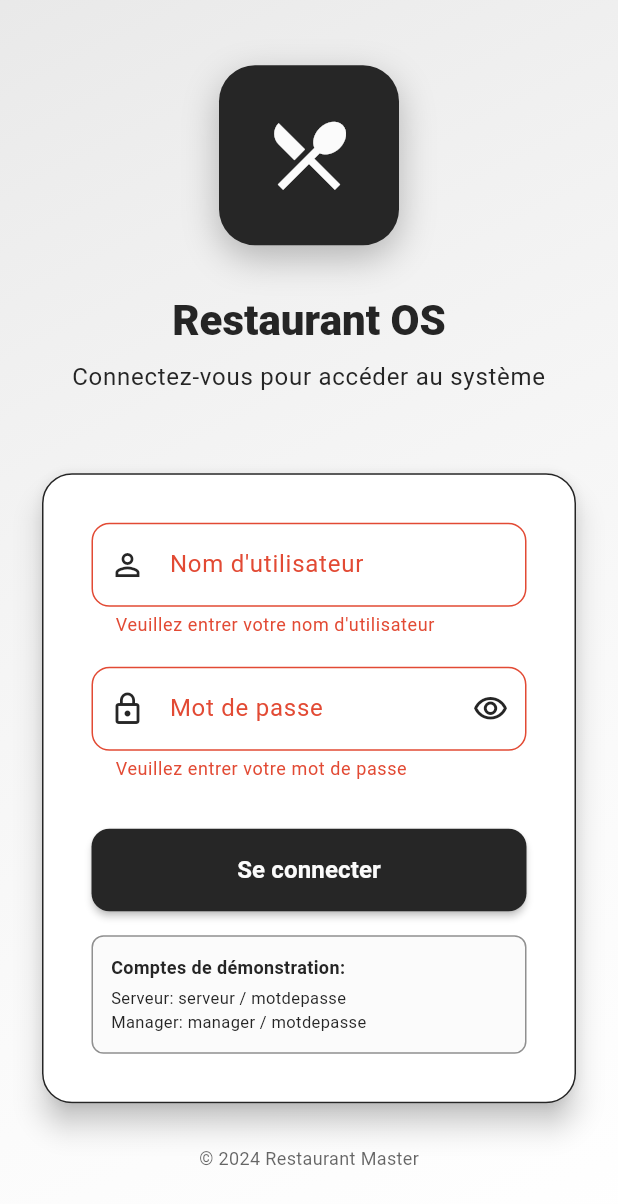
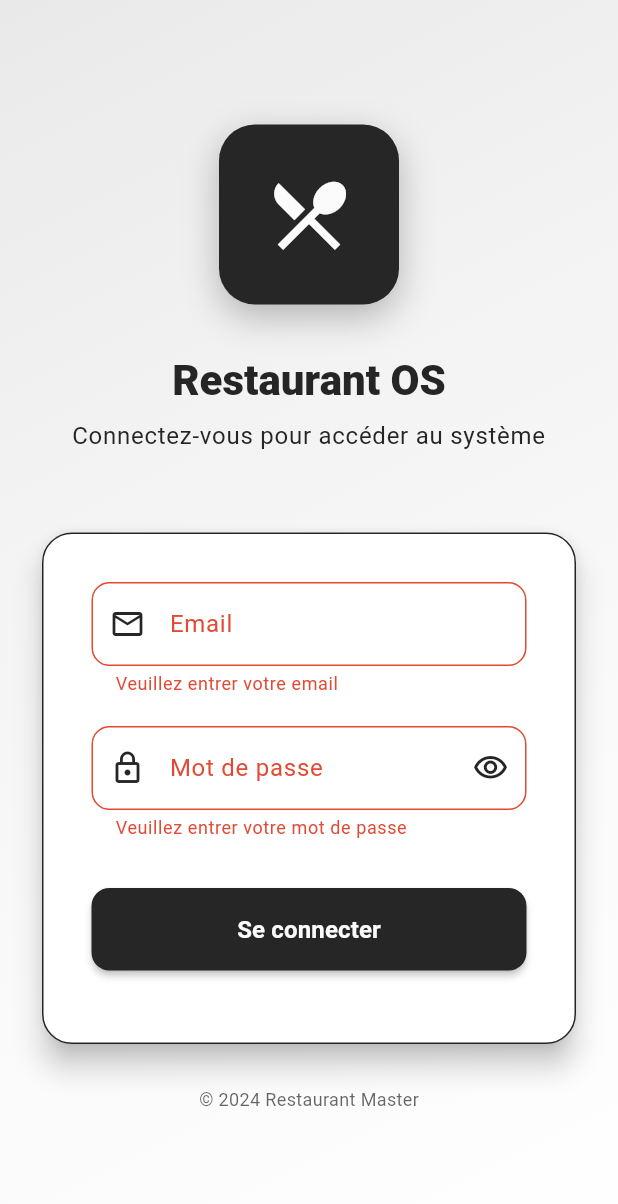
Before and after one commit to Rafanambinantsoa/flutter_master, a Flutter app: the screen it shows after launch, after a tap on "Se connecter", on a phone screen of 412 x 824 dp. Shown: the top 1204 px of the screen. Run offline on Flutter 3.47's test engine with Material 3 defaults, Android fonts, the phone set to English and light mode, and no system bars; our stand-ins replace shared_preferences.

Commit message:
login done

```diff
--- /dev/null
+++ b/lib/config/api_config.dart
@@ -0,0 +1,11 @@
+/// Configuration de l'API
+class ApiConfig {
+  /// Base URL de l'API backend
+  static const String baseUrl = 'http://192.168.1.124:3000';
+
+  /// Timeout pour les requêtes HTTP (en secondes)
+  static const int requestTimeout = 30;
+
+  /// Durée de vie du token (1 heure)
+  static const Duration tokenLifetime = Duration(hours: 1);
+}
--- a/lib/main.dart
+++ b/lib/main.dart
@@ -3,7 +3,8 @@ import 'data/mock_repository.dart';
 import 'services/mock_api_service.dart';
 import 'router.dart';
 
-void main() {
+void main() async {
+  WidgetsFlutterBinding.ensureInitialized();
   runApp(const RestaurantServerApp());
 }
 
@@ -26,6 +27,7 @@ class RestaurantServerApp extends StatelessWidget {
 
     final repo = MockRepository();
     final apiService = MockApiService();
+
     return MaterialApp(
       debugShowCheckedModeBanner: false,
       title: 'Serveur',
@@ -64,7 +66,7 @@ class RestaurantServerApp extends StatelessWidget {
           ),
         ),
       ),
-      initialRoute: '/login',
+      initialRoute: '/splash',
       onGenerateRoute: (settings) => appRouter(settings, repo, apiService),
       // Redirection vers la sélection de client après login
       onUnknownRoute: (settings) {
--- a/lib/router.dart
+++ b/lib/router.dart
@@ -3,7 +3,9 @@ import 'data/mock_repository.dart';
 import 'models/table.dart';
 import 'models/reservation.dart';
 import 'services/mock_api_service.dart';
+import 'widgets/session_checker.dart';
 import 'screens/login_screen.dart';
+import 'screens/splash_screen.dart';
 import 'screens/accueil_screen.dart';
 import 'screens/order_screen.dart';
 import 'screens/commandes_screen.dart';
@@ -14,6 +16,18 @@ import 'screens/reservation_lookup_screen.dart';
 import 'screens/reservation_detail_screen.dart';
 import 'screens/available_tables_screen.dart';
 
+/// Widget helper pour protéger les routes
+class _ProtectedRoute extends StatelessWidget {
+  final Widget child;
+
+  const _ProtectedRoute({required this.child});
+
+  @override
+  Widget build(BuildContext context) {
+    return SessionChecker(child: child);
+  }
+}
+
 Route<dynamic> appRouter(
   RouteSettings settings,
   MockRepository repo,
@@ -21,47 +35,59 @@ Route<dynamic> appRouter(
 ) {
 
   switch (settings.name) {
+    case '/splash':
+      return MaterialPageRoute(builder: (_) => const SplashScreen());
     case '/login':
       return MaterialPageRoute(builder: (_) => const LoginScreen());
     case '/':
     case '/accueil':
       return MaterialPageRoute(
-        builder: (_) => AccueilScreen(
+        builder: (_) => _ProtectedRoute(
+          child: AccueilScreen(
             repo: repo,
             apiService: apiService,
+          ),
         ),
       );
     case '/client-selection':
       return MaterialPageRoute(
-        builder: (_) => ClientSelectionScreen(
+        builder: (_) => _ProtectedRoute(
+          child: ClientSelectionScreen(
             repo: repo,
             apiService: apiService,
+          ),
         ),
       );
     case '/reservation-lookup':
       final args = (settings.arguments as Map<String, dynamic>?) ?? {};
       return MaterialPageRoute(
-        builder: (_) => ReservationLookupScreen(
+        builder: (_) => _ProtectedRoute(
+          child: ReservationLookupScreen(
             apiService: apiService,
             clientType: args['type'] as dynamic,
+          ),
         ),
       );
     case '/reservation-detail':
       final args = (settings.arguments as Map<String, dynamic>?) ?? {};
       return MaterialPageRoute(
-        builder: (_) => ReservationDetailScreen(
+        builder: (_) => _ProtectedRoute(
+          child: ReservationDetailScreen(
             reservation: args['reservation'] as Reservation,
             apiService: apiService,
+          ),
         ),
       );
     case '/available-tables':
       final args = (settings.arguments as Map<String, dynamic>?) ?? {};
       return MaterialPageRoute(
-        builder: (_) => AvailableTablesScreen(
+        builder: (_) => _ProtectedRoute(
+          child: AvailableTablesScreen(
             reservation: args['reservation'] as Reservation,
             availableTables: args['availableTables'] as List<DiningTable>,
             selectedTable: args['selectedTable'] as DiningTable?,
             apiService: apiService,
+          ),
         ),
       );
     case '/order':
@@ -82,28 +108,40 @@ Route<dynamic> appRouter(
       }
 
       return MaterialPageRoute(
-        builder: (_) => OrderScreen(
+        builder: (_) => _ProtectedRoute(
+          child: OrderScreen(
             repo: repo,
             table: table,
             reservation: reservation,
           ),
+        ),
       );
     case '/orders':
-      return MaterialPageRoute(builder: (_) => const CommandesScreen());
+      return MaterialPageRoute(
+        builder: (_) => _ProtectedRoute(
+          child: const CommandesScreen(),
+        ),
+      );
     case '/notifications':
-      return MaterialPageRoute(builder: (_) => const NotificationsScreen());
+      return MaterialPageRoute(
+        builder: (_) => _ProtectedRoute(
+          child: const NotificationsScreen(),
+        ),
+      );
     default:
       // dynamic order details: /orders/{id}
       if (settings.name != null && settings.name!.startsWith('/orders/')) {
         final id = settings.name!.substring('/orders/'.length);
         final args = (settings.arguments as Map?) ?? {};
         return MaterialPageRoute(
-          builder: (_) => OrderDetailScreen(
+          builder: (_) => _ProtectedRoute(
+            child: OrderDetailScreen(
               id: id,
               createdAt: args['createdAt'] as DateTime?,
               status: args['status'],
               total: (args['total'] as num?)?.toDouble(),
               lines: (args['lines'] as List?)?.cast<Map<String, dynamic>>(),
+            ),
           ),
         );
       }
--- a/lib/screens/accueil_screen.dart
+++ b/lib/screens/accueil_screen.dart
@@ -4,7 +4,7 @@ import '../models/table.dart';
 import '../services/mock_api_service.dart';
 import '../components/suggested_table_card.dart';
 import '../components/table_tile_card.dart';
-import '../components/custom_drawer.dart';
+import '../widgets/session_drawer.dart';
 
 class AccueilScreen extends StatefulWidget {
   final MockRepository repo;
@@ -107,7 +107,7 @@ class _AccueilScreenState extends State<AccueilScreen> {
   @override
   Widget build(BuildContext context) {
     return Scaffold(
-      drawer: const CustomDrawer(serverName: 'John Doe'),
+      drawer: const SessionDrawer(),
       appBar: AppBar(
         leading: Builder(
           builder: (context) => IconButton(
--- a/lib/screens/available_tables_screen.dart
+++ b/lib/screens/available_tables_screen.dart
@@ -3,7 +3,7 @@ import '../models/reservation.dart';
 import '../models/table.dart';
 import '../services/mock_api_service.dart';
 import '../components/table_tile_card.dart';
-import '../components/custom_drawer.dart';
+import '../widgets/session_drawer.dart';
 
 class AvailableTablesScreen extends StatefulWidget {
   final Reservation reservation;
@@ -35,7 +35,7 @@ class _AvailableTablesScreenState extends State<AvailableTablesScreen> {
   @override
   Widget build(BuildContext context) {
     return Scaffold(
-      drawer: const CustomDrawer(serverName: 'John Doe'),
+      drawer: const SessionDrawer(),
       appBar: AppBar(
         leading: Builder(
           builder: (context) => IconButton(
--- a/lib/screens/commandes_screen.dart
+++ b/lib/screens/commandes_screen.dart
@@ -1,5 +1,5 @@
 import 'package:flutter/material.dart';
-import '../components/custom_drawer.dart';
+import '../widgets/session_drawer.dart';
 
 enum CommandeStatus { pending, served, cancelled }
 
@@ -26,7 +26,6 @@ class CommandesScreen extends StatefulWidget {
 
 class _CommandesScreenState extends State<CommandesScreen> {
   int _notificationCount = 3; // mock
-  String _serverName = 'John Doe';
   _Filter _selected = _Filter.all;
 
   late final List<CommandeModel> _allOrders;
@@ -87,7 +86,7 @@ class _CommandesScreenState extends State<CommandesScreen> {
         .fold<int>(0, (sum, o) => sum + o.total.toInt());
 
     return Scaffold(
-      drawer: CustomDrawer(serverName: _serverName),
+      drawer: const SessionDrawer(),
       appBar: AppBar(
         leading: Builder(
           builder: (context) => IconButton(
--- a/lib/screens/login_screen.dart
+++ b/lib/screens/login_screen.dart
@@ -1,4 +1,6 @@
 import 'package:flutter/material.dart';
+import '../services/auth_service.dart';
+import '../services/session_service.dart';
 
 class LoginScreen extends StatefulWidget {
   const LoginScreen({super.key});
@@ -9,14 +11,18 @@ class LoginScreen extends StatefulWidget {
 
 class _LoginScreenState extends State<LoginScreen> {
   final _formKey = GlobalKey<FormState>();
-  final _usernameController = TextEditingController();
+  final _emailController = TextEditingController();
   final _passwordController = TextEditingController();
   bool _isPasswordVisible = false;
   bool _isLoading = false;
+  String? _errorMessage;
+
+  final AuthService _authService = AuthService();
+  final SessionService _sessionService = SessionService();
 
   @override
   void dispose() {
-    _usernameController.dispose();
+    _emailController.dispose();
     _passwordController.dispose();
     super.dispose();
   }
@@ -109,14 +115,15 @@ class _LoginScreenState extends State<LoginScreen> {
                           child: Column(
                             crossAxisAlignment: CrossAxisAlignment.stretch,
                             children: [
-                              // Username Field
+                              // Email Field
                               TextFormField(
-                                controller: _usernameController,
+                                controller: _emailController,
+                                keyboardType: TextInputType.emailAddress,
                                 decoration: InputDecoration(
-                                  labelText: 'Nom d\'utilisateur',
-                                  hintText: 'Entrez votre nom d\'utilisateur',
+                                  labelText: 'Email',
+                                  hintText: 'Entrez votre email',
                                   prefixIcon: Icon(
-                                    Icons.person_outline,
+                                    Icons.email_outlined,
                                     color: cs.primary,
                                   ),
                                   border: OutlineInputBorder(
@@ -135,10 +142,14 @@ class _LoginScreenState extends State<LoginScreen> {
                                       width: 2,
                                     ),
                                   ),
+                                  errorText: _errorMessage,
                                 ),
                                 validator: (value) {
                                   if (value == null || value.isEmpty) {
-                                    return 'Veuillez entrer votre nom d\'utilisateur';
+                                    return 'Veuillez entrer votre email';
+                                  }
+                                  if (!value.contains('@')) {
+                                    return 'Veuillez entrer un email valide';
                                   }
                                   return null;
                                 },
@@ -234,39 +245,6 @@ class _LoginScreenState extends State<LoginScreen> {
                                       ),
                               ),
                               const SizedBox(height: 16),
-
-                              // Demo Credentials
-                              Container(
-                                padding: const EdgeInsets.all(12),
-                                decoration: BoxDecoration(
-                                  color: cs.secondaryContainer.withOpacity(0.5),
-                                  borderRadius: BorderRadius.circular(8),
-                                  border: Border.all(
-                                    color: cs.outlineVariant.withOpacity(0.5),
-                                  ),
-                                ),
-                                child: Column(
-                                  crossAxisAlignment: CrossAxisAlignment.start,
-                                  children: [
-                                    Text(
-                                      'Comptes de démonstration:',
-                                      style: TextStyle(
-                                        fontSize: 12,
-                                        fontWeight: FontWeight.w600,
-                                        color: cs.onSurfaceVariant,
-                                      ),
-                                    ),
-                                    const SizedBox(height: 4),
-                                    Text(
-                                      'Serveur: serveur / motdepasse\nManager: manager / motdepasse',
-                                      style: TextStyle(
-                                        fontSize: 11,
-                                        color: cs.onSurfaceVariant,
-                                      ),
-                                    ),
-                                  ],
-                                ),
-                              ),
                             ],
                           ),
                         ),
@@ -297,27 +275,37 @@ class _LoginScreenState extends State<LoginScreen> {
 
     setState(() {
       _isLoading = true;
+      _errorMessage = null;
     });
 
-    // Simulate login delay
-    await Future.delayed(const Duration(seconds: 1));
+    try {
+      final email = _emailController.text.trim();
+      final password = _passwordController.text.trim();
 
-    // Simple demo authentication
-    final username = _usernameController.text.trim();
-    final password = _passwordController.text.trim();
+      // Appel à l'API de login
+      final loginResponse = await _authService.login(email, password);
 
-    if ((username == 'serveur' && password == 'motdepasse') ||
-        (username == 'manager' && password == 'motdepasse')) {
-      // Success - navigate to client selection
+      // Sauvegarder la session
+      await _sessionService.saveSession(
+        accessToken: loginResponse.accessToken,
+        serverName: loginResponse.user.nom,
+        userId: loginResponse.user.id,
+        userEmail: loginResponse.user.email,
+      );
+
+      // Succès - naviguer vers la sélection de client
       if (mounted) {
         Navigator.of(context).pushReplacementNamed('/client-selection');
       }
-    } else {
-      // Show error
+    } on AuthException catch (e) {
+      // Erreur d'authentification
       if (mounted) {
+        setState(() {
+          _errorMessage = e.message;
+        });
         ScaffoldMessenger.of(context).showSnackBar(
           SnackBar(
-            content: const Text('Nom d\'utilisateur ou mot de passe incorrect'),
+            content: Text(e.message),
             backgroundColor: Theme.of(context).colorScheme.error,
             behavior: SnackBarBehavior.floating,
             shape: RoundedRectangleBorder(
@@ -326,12 +314,29 @@ class _LoginScreenState extends State<LoginScreen> {
           ),
         );
       }
-    }
-
-    if (mounted) {
-      setState(() {
-        _isLoading = false;
-      });
+    } catch (e) {
+      // Erreur inattendue
+      if (mounted) {
+        setState(() {
+          _errorMessage = 'Une erreur est survenue. Veuillez réessayer.';
+        });
+        ScaffoldMessenger.of(context).showSnackBar(
+          SnackBar(
+            content: Text('Erreur: ${e.toString()}'),
+            backgroundColor: Theme.of(context).colorScheme.error,
+            behavior: SnackBarBehavior.floating,
+            shape: RoundedRectangleBorder(
+              borderRadius: BorderRadius.circular(12),
+            ),
+          ),
+        );
+      }
+    } finally {
+      if (mounted) {
+        setState(() {
+          _isLoading = false;
+        });
+      }
     }
   }
 }
--- a/lib/screens/notifications_screen.dart
+++ b/lib/screens/notifications_screen.dart
@@ -1,5 +1,5 @@
 import 'package:flutter/material.dart';
-import '../components/custom_drawer.dart';
+import '../widgets/session_drawer.dart';
 
 enum NotificationKind { order, system, info }
 
@@ -30,7 +30,6 @@ class NotificationsScreen extends StatefulWidget {
 
 class _NotificationsScreenState extends State<NotificationsScreen> {
   int _notificationCount = 3; // unread count mock
-  String _serverName = 'John Doe';
   _NotifFilter _selected = _NotifFilter.all;
 
   late List<AppNotification> _all;
@@ -72,7 +71,7 @@ class _NotificationsScreenState extends State<NotificationsScreen> {
   Widget build(BuildContext context) {
     final filtered = _filterList(_all, _selected);
     return Scaffold(
-      drawer: CustomDrawer(serverName: _serverName),
+      drawer: const SessionDrawer(),
       appBar: AppBar(
         leading: Builder(
           builder: (context) => IconButton(
--- a/lib/screens/order_detail_screen.dart
+++ b/lib/screens/order_detail_screen.dart
@@ -1,5 +1,5 @@
 import 'package:flutter/material.dart';
-import '../components/custom_drawer.dart';
+import '../widgets/session_drawer.dart';
 
 class OrderDetailScreen extends StatelessWidget {
   final String id;
@@ -32,7 +32,7 @@ class OrderDetailScreen extends StatelessWidget {
     }
 
     return Scaffold(
-      drawer: const CustomDrawer(serverName: 'John Doe'),
+      drawer: const SessionDrawer(),
       appBar: AppBar(
         leading: Builder(
           builder: (context) => IconButton(
--- a/lib/screens/reservation_detail_screen.dart
+++ b/lib/screens/reservation_detail_screen.dart
@@ -3,7 +3,7 @@ import '../models/reservation.dart';
 import '../models/table.dart';
 import '../services/mock_api_service.dart';
 import '../components/suggested_table_card.dart';
-import '../components/custom_drawer.dart';
+import '../widgets/session_drawer.dart';
 
 class ReservationDetailScreen extends StatefulWidget {
   final Reservation reservation;
@@ -126,7 +126,7 @@ class _ReservationDetailScreenState extends State<ReservationDetailScreen> {
     final reservation = widget.reservation;
 
     return Scaffold(
-      drawer: const CustomDrawer(serverName: 'John Doe'),
+      drawer: const SessionDrawer(),
       appBar: AppBar(
         leading: Builder(
           builder: (context) => IconButton(
--- /dev/null
+++ b/lib/screens/splash_screen.dart
@@ -0,0 +1,67 @@
+import 'package:flutter/material.dart';
+import '../services/session_service.dart';
+
+/// Écran de démarrage qui vérifie la session
+class SplashScreen extends StatefulWidget {
+  const SplashScreen({super.key});
+
+  @override
+  State<SplashScreen> createState() => _SplashScreenState();
+}
+
+class _SplashScreenState extends State<SplashScreen> {
+  final SessionService _sessionService = SessionService();
+
+  @override
+  void initState() {
+    super.initState();
+    _checkSessionAndNavigate();
+  }
+
+  Future<void> _checkSessionAndNavigate() async {
+    // Attendre un peu pour l'animation
+    await Future.delayed(const Duration(milliseconds: 500));
+
+    if (!mounted) return;
+
+    // Vérifier si l'utilisateur est connecté
+    final isLoggedIn = await _sessionService.isLoggedIn();
+
+    if (!mounted) return;
+
+    if (isLoggedIn) {
+      // Utilisateur connecté - aller à la sélection de client
+      Navigator.of(context).pushReplacementNamed('/client-selection');
+    } else {
+      // Pas de session - aller au login
+      Navigator.of(context).pushReplacementNamed('/login');
+    }
+  }
+
+  @override
+  Widget build(BuildContext context) {
+    return Scaffold(
+      body: Center(
+        child: Column(
+          mainAxisAlignment: MainAxisAlignment.center,
+          children: [
+            Icon(
+              Icons.restaurant_menu,
+              size: 80,
+              color: Theme.of(context).colorScheme.primary,
+            ),
+            const SizedBox(height: 24),
+            Text(
+              'Restaurant OS',
+              style: Theme.of(
+                context,
+              ).textTheme.headlineMedium?.copyWith(fontWeight: FontWeight.bold),
+            ),
+            const SizedBox(height: 32),
+            const CircularProgressIndicator(),
+          ],
+        ),
+      ),
+    );
+  }
+}
--- /dev/null
+++ b/lib/services/session_service.dart
@@ -0,0 +1,113 @@
+import 'package:shared_preferences/shared_preferences.dart';
+import '../config/api_config.dart';
+
+/// Service de gestion de session utilisateur
+class SessionService {
+  static const String _keyAccessToken = 'access_token';
+  static const String _keyServerName = 'server_name';
+  static const String _keyTokenExpiry = 'token_expiry';
+  static const String _keyUserId = 'user_id';
+  static const String _keyUserEmail = 'user_email';
+
+  /// Sauvegarde les informations de session
+  ///
+  /// [accessToken] : Token d'accès
+  /// [serverName] : Nom du serveur
+  /// [userId] : ID de l'utilisateur
+  /// [userEmail] : Email de l'utilisateur
+  Future<void> saveSession({
+    required String accessToken,
+    required String serverName,
+    required int userId,
+    required String userEmail,
+  }) async {
+    final prefs = await SharedPreferences.getInstance();
+    final expiryTime = DateTime.now().add(ApiConfig.tokenLifetime);
+
+    await prefs.setString(_keyAccessToken, accessToken);
+    await prefs.setString(_keyServerName, serverName);
+    await prefs.setInt(_keyTokenExpiry, expiryTime.millisecondsSinceEpoch);
+    await prefs.setInt(_keyUserId, userId);
+    await prefs.setString(_keyUserEmail, userEmail);
+  }
+
+  /// Récupère le token d'accès
+  Future<String?> getAccessToken() async {
+    final prefs = await SharedPreferences.getInstance();
+
+    // Vérifier si le token est expiré
+    if (await isTokenExpired()) {
+      await clearSession();
+      return null;
+    }
+
+    return prefs.getString(_keyAccessToken);
+  }
+
+  /// Récupère le nom du serveur
+  Future<String?> getServerName() async {
+    final prefs = await SharedPreferences.getInstance();
+    return prefs.getString(_keyServerName);
+  }
+
+  /// Récupère l'ID de l'utilisateur
+  Future<int?> getUserId() async {
+    final prefs = await SharedPreferences.getInstance();
+    return prefs.getInt(_keyUserId);
+  }
+
+  /// Récupère l'email de l'utilisateur
+  Future<String?> getUserEmail() async {
+    final prefs = await SharedPreferences.getInstance();
+    return prefs.getString(_keyUserEmail);
+  }
+
+  /// Vérifie si le token est expiré
+  Future<bool> isTokenExpired() async {
+    final prefs = await SharedPreferences.getInstance();
+    final expiryTimestamp = prefs.getInt(_keyTokenExpiry);
+
+    if (expiryTimestamp == null) {
+      return true;
+    }
+
+    final expiryTime = DateTime.fromMillisecondsSinceEpoch(expiryTimestamp);
+    return DateTime.now().isAfter(expiryTime);
+  }
+
+  /// Vérifie si l'utilisateur est connecté (token valide)
+  Future<bool> isLoggedIn() async {
+    final token = await getAccessToken();
+    return token != null && !await isTokenExpired();
+  }
+
+  /// Supprime toutes les données de session
+  Future<void> clearSession() async {
+    final prefs = await SharedPreferences.getInstance();
+    await prefs.remove(_keyAccessToken);
+    await prefs.remove(_keyServerName);
+    await prefs.remove(_keyTokenExpiry);
+    await prefs.remove(_keyUserId);
+    await prefs.remove(_keyUserEmail);
+  }
+
+  /// Récupère toutes les informations de session
+  Future<Map<String, dynamic>?> getSessionData() async {
+    if (!await isLoggedIn()) {
+      return null;
+    }
+
+    final prefs = await SharedPreferences.getInstance();
+    final expiryTimestamp = prefs.getInt(_keyTokenExpiry);
+
+    return {
+      'accessToken': prefs.getString(_keyAccessToken),
+      'serverName': prefs.getString(_keyServerName),
+      'userId': prefs.getInt(_keyUserId),
+      'userEmail': prefs.getString(_keyUserEmail),
+      'expiryTime': expiryTimestamp != null
+          ? DateTime.fromMillisecondsSinceEpoch(expiryTimestamp)
+          : null,
+    };
+  }
+}
--- /dev/null
+++ b/lib/widgets/session_checker.dart
@@ -0,0 +1,50 @@
+import 'package:flutter/material.dart';
+import '../services/session_service.dart';
+
+/// Widget qui vérifie la session utilisateur au démarrage
+class SessionChecker extends StatefulWidget {
+  final Widget child;
+
+  const SessionChecker({super.key, required this.child});
+
+  @override
+  State<SessionChecker> createState() => _SessionCheckerState();
+}
+
+class _SessionCheckerState extends State<SessionChecker> {
+  final SessionService _sessionService = SessionService();
+  bool _isChecking = true;
+
+  @override
+  void initState() {
+    super.initState();
+    _checkSession();
+  }
+
+  Future<void> _checkSession() async {
+    // Vérifier si l'utilisateur est connecté
+    final isLoggedIn = await _sessionService.isLoggedIn();
+
+    if (!mounted) return;
+
+    if (!isLoggedIn) {
+      // Token expiré ou pas de session - rediriger vers login
+      Navigator.of(context).pushReplacementNamed('/login');
+    } else {
+      // Session valide
+      setState(() {
+        _isChecking = false;
+      });
+    }
+  }
+
+  @override
+  Widget build(BuildContext context) {
+    if (_isChecking) {
+      // Afficher un loader pendant la vérification
+      return const Scaffold(body: Center(child: CircularProgressIndicator()));
+    }
+
+    return widget.child;
+  }
+}
```
Also changed, not shown: lib/models/user_model.dart (added, +131 -0 lines), lib/services/auth_service.dart (added, +71 -0 lines), lib/widgets/session_drawer.dart (added, +57 -0 lines), pubspec.yaml (+7 -2 lines), pubspec.lock, 1 other file. Lines whose indentation alone changed are shown as unchanged.
